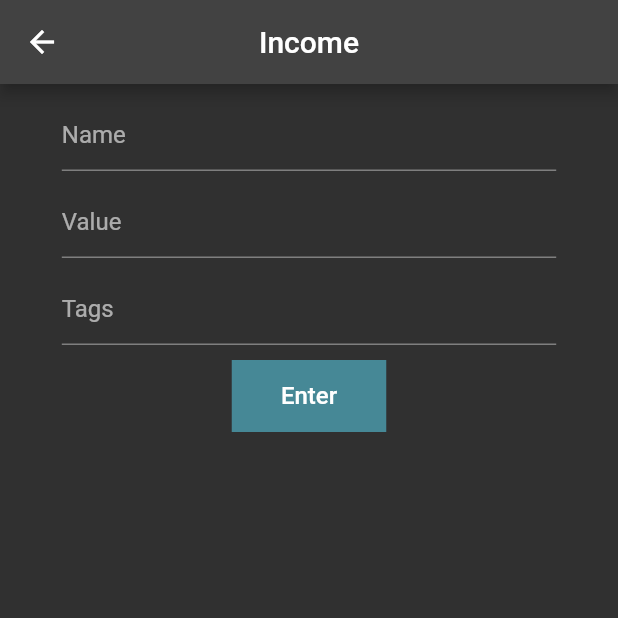
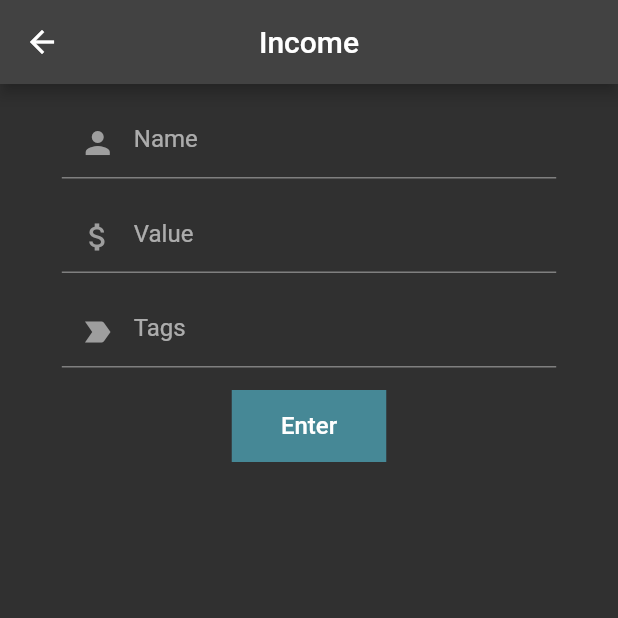
Before and after one commit to CaseyNguyen/Stax, a Flutter app: the screen it shows after launch, after a tap on the "add" icon, on a phone screen of 412 x 824 dp, the top half of it. Run offline on Flutter 3.47's test engine with Material 2 defaults, Android fonts, the light colour scheme and no system bars; our stand-ins replace floor, google_fonts, percent_indicator, sqflite; missing offline and left inert: splash_screen_view; accounts and stored records are empty; generated files the repository leaves out were written again; Roboto replaces fonts that are missing (Georgia).

Commit message:
Making improvements to the list format.

```diff
--- /dev/null
+++ b/lib/blocks/divider.dart
@@ -0,0 +1,9 @@
+import 'package:flutter/material.dart';
+
+class CustomDivider extends StatelessWidget{
+  const CustomDivider({super.key});
+  @override
+  Widget build(BuildContext context){
+    return Container(height: 15);
+  }
+}
--- a/lib/database/database.dart
+++ b/lib/database/database.dart
@@ -10,7 +10,7 @@ import 'package:floor/floor.dart';
 import 'package:sqflite/sqflite.dart' as sqflite;
 
 import 'operation_dao.dart';
-import '../entities/transaction.dart';
+import '../entities/money.dart';
 
 part 'database.g.dart';
 
--- a/lib/database/operation_dao.dart
+++ b/lib/database/operation_dao.dart
@@ -10,7 +10,7 @@
 
 
 import 'package:floor/floor.dart';
-import '../entities/transaction.dart';
+import '../entities/money.dart';
 
 @dao
 abstract class MoneyDao{
--- a/lib/database/view_model.dart
+++ b/lib/database/view_model.dart
@@ -7,7 +7,7 @@
 // the visualizer lots of cool data.
 
 import 'package:flutter/cupertino.dart';
-import '../entities/transaction.dart';
+import '../entities/money.dart';
 import 'database.dart';
 import 'dart:math';
 import 'package:flutter/widgets.dart';
--- a/lib/entities/transaction.dart
+++ b/lib/entities/money.dart
@@ -1,4 +1,4 @@
-// transaction.dart
+// money.dart
 // Created by Casey Nguyen
 // VERSION CONTROL:
 // 8.17.2023 - Created Income class outline.
--- a/lib/forms/income_form.dart
+++ b/lib/forms/income_form.dart
@@ -8,6 +8,7 @@
 import 'package:budge/database/view_model.dart';
 import 'package:flutter/material.dart';
 import 'package:provider/provider.dart';
+import '../blocks/divider.dart';
 import 'decimal_formatter.dart';
 
 class IncomeForm extends StatefulWidget{
@@ -38,33 +39,36 @@ class IncomeFormState extends State<IncomeForm>{
                   child: Column(
                     crossAxisAlignment: CrossAxisAlignment.center,
                     children: [
-                      Container(height: 10), // Divider
+                      const CustomDivider(), // Divider
                       TextFormField(
                         textCapitalization: TextCapitalization.words,
                         decoration: const InputDecoration(
+                          prefixIcon: Icon(Icons.person, color: Colors.grey),
                           hintText: 'Name',
                         ),
                         controller: label,
                       ),
-                      Container(height: 10), // Divider
+                      const CustomDivider(),
                       TextFormField(
                           inputFormatters: [DecimalTextInputFormatter(decimalRange: 2)],
                           decoration: const InputDecoration(
+                              prefixIcon: Icon(Icons.attach_money, color: Colors.grey),
                               hintText: 'Value'
                           ),
                           keyboardType: const TextInputType.numberWithOptions(decimal: true),
                           controller: value,
                       ),
-                      Container(height: 10),
+                      const CustomDivider(),
                       TextFormField(
                         inputFormatters: [DecimalTextInputFormatter(decimalRange: 2)],
                         decoration: const InputDecoration(
+                            prefixIcon: Icon(Icons.label_important, color: Colors.grey),
                             hintText: 'Tags'
                         ),
                         keyboardType: const TextInputType.numberWithOptions(decimal: true),
                         controller: tag,
                       ),
-                      Container(height: 10), //
+                      const CustomDivider(),
                       Container(
                         color: const Color(0x9955c2da),
                         width: screenWidth / 4,
--- a/lib/main.dart
+++ b/lib/main.dart
@@ -8,6 +8,7 @@ import 'package:budge/database/view_model.dart';
 import 'package:budge/views/splash.dart';
 import 'package:budge/wrapper.dart';
 import 'package:flutter/material.dart';
+import 'package:google_fonts/google_fonts.dart';
 import 'package:provider/provider.dart';
 import 'database/database.dart';
 
@@ -29,9 +30,9 @@ class MyApp extends StatelessWidget {
         theme: ThemeData(
         primarySwatch: Colors.blue,
         brightness: Brightness.dark,
-        fontFamily: 'Georgia'
-        ),
-          home: const SplashScreen()
+        fontFamily: GoogleFonts.roboto().fontFamily,
+      ),
+        home: const SplashScreen()
       )
     );
   }
--- a/pubspec.yaml
+++ b/pubspec.yaml
@@ -40,6 +40,7 @@ dependencies:
   fl_chart:
   provider:
   splash_screen_view: ^3.0.0
+  google_fonts:
 
 dev_dependencies:
   flutter_test:
```
Also changed, not shown: lib/blocks/show_type.dart (added, +22 -0 lines), lib/views/list.dart (+5 -7 lines), lib/wrapper.dart (line endings or trailing spaces), pubspec.lock, 1 other file.
